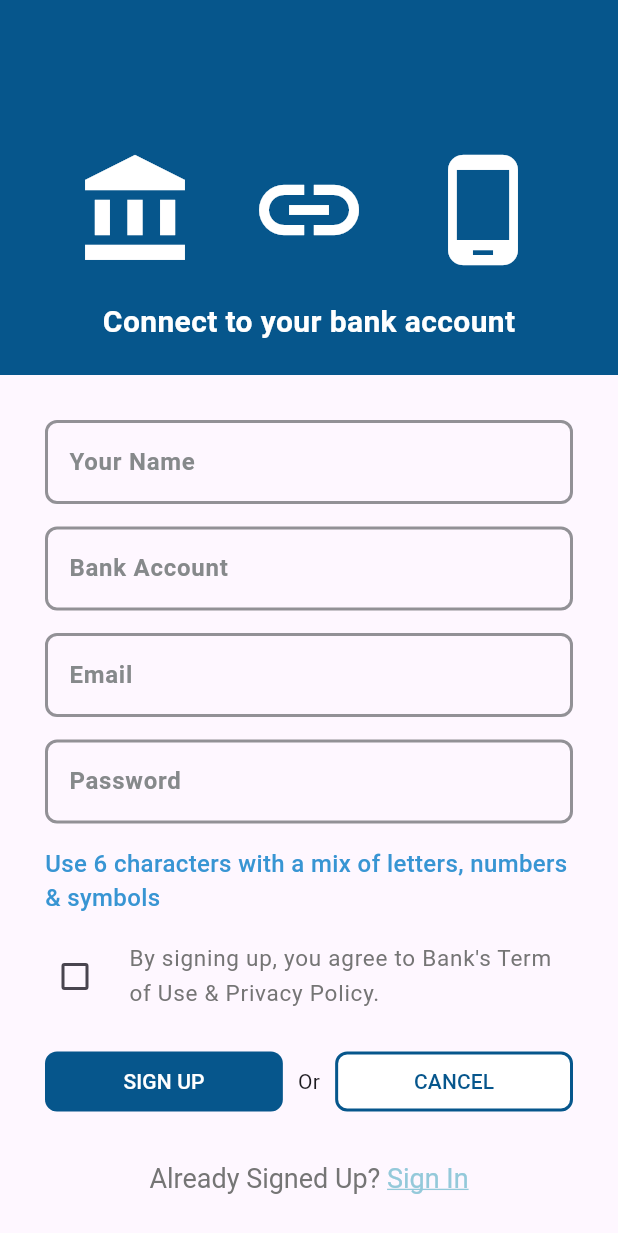
After one commit to MahfuzAhmed28/bank_mobile_app, a Flutter app: the SignUpScreen screen opened directly, on a phone screen of 412 x 824 dp. The commit adds this screen. Shown: the top 1233 px of the screen. Run offline on Flutter 3.47's test engine with Material 3 defaults, Android fonts, the phone set to English and light mode, and no system bars.

Commit message:
Sign Up Screen Complete

```diff
--- a/lib/app/app_routes.dart
+++ b/lib/app/app_routes.dart
@@ -1,4 +1,5 @@
 import 'package:bank_mobile_app/features/auth/ui/screens/sign_in_screen.dart';
+import 'package:bank_mobile_app/features/auth/ui/screens/sign_up_screen.dart';
 import 'package:flutter/material.dart';
 import 'package:flutter/widgets.dart';
 
@@ -8,6 +9,9 @@ class AppRoutes{
     if(settings.name==SignInScreen.name){
       route=const SignInScreen();
     }
+    else if(settings.name==SignUpScreen.name){
+      route= const SignUpScreen();
+    }
 
     return MaterialPageRoute(builder: (_)=> route);
   }
--- a/lib/features/auth/ui/screens/sign_in_screen.dart
+++ b/lib/features/auth/ui/screens/sign_in_screen.dart
@@ -1,4 +1,6 @@
 import 'package:bank_mobile_app/app/app_colors.dart';
+import 'package:bank_mobile_app/features/auth/ui/screens/sign_up_screen.dart';
+import 'package:flutter/gestures.dart';
 import 'package:flutter/material.dart';
 
 class SignInScreen extends StatefulWidget {
@@ -120,7 +122,8 @@ class _SignInScreenState extends State<SignInScreen> {
                       color: Color(0xFF94c9da),
                       decoration: TextDecoration.underline,
                       decorationColor: Color(0xFF94c9da),
-                    )
+                    ),
+                    recognizer: TapGestureRecognizer()..onTap=_onTapSignUpButton,
                   )
                 ]
               ),
@@ -136,4 +139,7 @@ class _SignInScreenState extends State<SignInScreen> {
 
     }
   }
+  void _onTapSignUpButton(){
+    Navigator.pushReplacementNamed(context, SignUpScreen.name);
+  }
 }
--- /dev/null
+++ b/lib/features/auth/ui/screens/sign_up_screen.dart
@@ -0,0 +1,239 @@
+import 'package:bank_mobile_app/app/app_colors.dart';
+import 'package:bank_mobile_app/features/auth/ui/screens/sign_in_screen.dart';
+import 'package:flutter/gestures.dart';
+import 'package:flutter/material.dart';
+
+class SignUpScreen extends StatefulWidget {
+  const SignUpScreen({super.key});
+
+  static const String name='/sign-up-screen';
+
+  @override
+  State<SignUpScreen> createState() => _SignUpScreenState();
+}
+
+class _SignUpScreenState extends State<SignUpScreen> {
+
+  final TextEditingController _nameTEController=TextEditingController();
+  final TextEditingController _bankAccountTEController=TextEditingController();
+  final TextEditingController _emailTEController=TextEditingController();
+  final TextEditingController _passwordTEController=TextEditingController();
+  final GlobalKey<FormState> _formKey=GlobalKey<FormState>();
+
+  bool isChecked=false;
+
+  @override
+  Widget build(BuildContext context) {
+    return Scaffold(
+      body: SingleChildScrollView(
+        child: SafeArea(
+          top: false,
+          child: Column(
+            children: [
+              _topSection(),
+              _signUpFormSection(),
+              _bottomSection()
+            ],
+          ),
+        ),
+      ),
+    );
+  }
+
+  Widget _topSection() {
+    return Container(
+      height: 250,
+      width: double.maxFinite,
+      decoration: BoxDecoration(
+        color: AppColors.themeColor
+      ),
+      child: Padding(
+        padding: const EdgeInsets.symmetric(horizontal: 50),
+        child: Column(
+          children: [
+            SizedBox(height: 100,),
+            Row(
+              mainAxisAlignment: MainAxisAlignment.spaceBetween,
+              children: [
+                Icon(Icons.account_balance,color: Colors.white,size: 80,),
+                Icon(Icons.link_outlined,color: Colors.white,size: 80,),
+                Icon(Icons.phone_android,color: Colors.white,size: 80,),
+              ],
+            ),
+            SizedBox(height: 20,),
+            Text(
+              'Connect to your bank account',
+               style: TextStyle(
+                 fontSize: 20,
+                 color: Colors.white,
+                 fontWeight: FontWeight.w600
+               ),
+            )
+          ],
+        ),
+      ),
+    );
+  }
+
+  Widget _bottomSection() {
+    return Padding(
+      padding: EdgeInsets.symmetric(horizontal: 40),
+      child: RichText(
+        text: TextSpan(
+          text: 'Already Signed Up? ',
+          style: TextStyle(
+            color: Colors.grey.shade600,
+            fontSize: 18
+          ),
+          children: [
+            TextSpan(
+              text: 'Sign In',
+              style: TextStyle(
+                color: Color(0xFF94c9da),
+                fontSize: 18,
+                decoration: TextDecoration.underline,
+                decorationColor: Color(0xFF94c9da),
+              ),
+              recognizer: TapGestureRecognizer()..onTap=_onTapSignInButton
+            )
+          ]
+        ),
+      ),
+    );
+  }
+
+  Widget _signUpFormSection() {
+    return Padding(
+      padding: EdgeInsets.all(30),
+      child: Form(
+        key: _formKey,
+        child: Column(
+          children: [
+            TextFormField(
+              controller: _nameTEController,
+              decoration: InputDecoration(
+                hintText: 'Your Name'
+              ),
+              validator: (String? value){
+                if(value?.trim().isEmpty ?? true){
+                  return 'Enter your name';
+                }
+                return null;
+              },
+            ),
+            SizedBox(height: 15,),
+            TextFormField(
+              controller: _bankAccountTEController,
+              decoration: InputDecoration(
+                  hintText: 'Bank Account'
+              ),
+              validator: (String? value){
+                if(value?.trim().isEmpty ?? true){
+                  return 'Enter your bank account';
+                }
+                return null;
+              },
+            ),
+            SizedBox(height: 15,),
+            TextFormField(
+              controller: _emailTEController,
+              decoration: InputDecoration(
+                  hintText: 'Email'
+              ),
+              validator: (String? value){
+                if(value?.trim().isEmpty ?? true){
+                  return 'Enter your email';
+                }
+                return null;
+              },
+            ),
+            SizedBox(height: 15,),
+            TextFormField(
+              controller: _passwordTEController,
+              decoration: InputDecoration(
+                  hintText: 'Password'
+              ),
+              validator: (String? value){
+                if(value?.trim().isEmpty ?? true){
+                  return 'Enter your password';
+                }
+                return null;
+              },
+            ),
+            SizedBox(height: 15,),
+            Text(
+              'Use 6 characters with a mix of letters, numbers & symbols',
+              style: TextStyle(
+                fontSize: 16,
+                fontWeight: FontWeight.w500,
+                color: Color(0xFF3895D3),
+              ),
+            ),
+            SizedBox(height: 10,),
+            CheckboxListTile(
+              contentPadding: EdgeInsets.zero,
+              value: isChecked,
+              onChanged: (value){
+                setState(() {
+                  isChecked= value ?? false;
+                });
+              },
+              controlAffinity: ListTileControlAffinity.leading,
+              title: Text(
+                "By signing up, you agree to Bank\'s Term of Use & Privacy Policy.",
+                style: TextStyle(
+                  fontSize: 15,
+                  color: Colors.grey.shade600
+                ),
+              ),
+              activeColor: AppColors.themeColor,
+
+            ),
+            SizedBox(height: 15,),
+            Row(
+              mainAxisAlignment: MainAxisAlignment.spaceBetween,
+              children: [
+                Expanded(
+                  child: ElevatedButton(
+                    onPressed: _onTapSignUpButton,
+                    child: Text('SIGN UP'),
+                  ),
+                ),
+                SizedBox(width: 10,),
+                Text('Or'),
+                SizedBox(width: 10,),
+                Expanded(
+                  child: ElevatedButton(
+                    onPressed: (){},
+                    child: Text('CANCEL'),
+                    style: ElevatedButton.styleFrom(
+                      backgroundColor: Colors.white,
+                      foregroundColor: AppColors.themeColor,
+                      side: BorderSide(
+                        color: AppColors.themeColor,
+                        width: 2
+                      )
+                    ),
+                  ),
+                )
+              ],
+            )
+          ],
+        ),
+      ),
+    );
+  }
+
+
+
+
+  void _onTapSignUpButton(){
+    if(_formKey.currentState!.validate()){
+
+    }
+  }
+
+  void _onTapSignInButton(){
+    Navigator.pushReplacementNamed(context, SignInScreen.name);
+  }
+}
```
